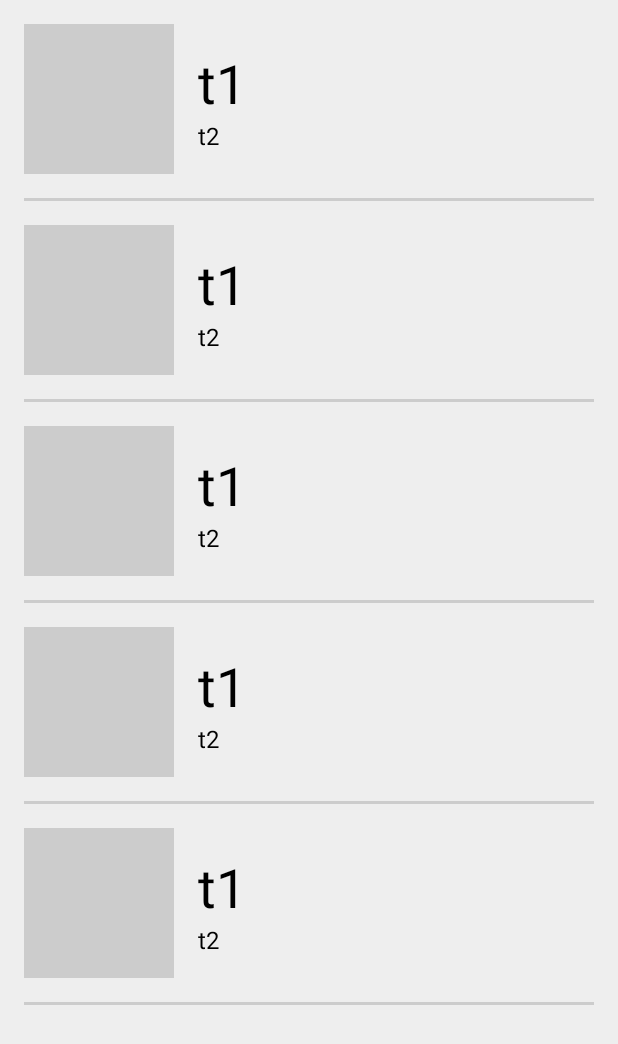
After one commit to JorgeLimaJr/DesignAppCourse, an Android app: the ListCityActivity screen opened directly, with no data from a screen before it, on a phone screen of 412 x 824 dp. The commit adds this screen. Shown: the top 1044 px of the screen. Run offline under Robolectric (Android 15) with nearby library versions, the phone set to English and light mode, and no system bars.

Commit message:
Adicionando nova activity no Manifest

```diff
--- a/M4_Development/AndroidStudio/appTravel/app/src/main/AndroidManifest.xml
+++ b/M4_Development/AndroidStudio/appTravel/app/src/main/AndroidManifest.xml
@@ -15,7 +15,8 @@
                 <category android:name="android.intent.category.LAUNCHER" />
             </intent-filter>
         </activity>
-        <activity android:name=".HomeMainActivity"></activity>
+        <activity android:name=".HomeMainActivity" />
+        <activity android:name=".ListCityActivity"></activity>
     </application>
 
 </manifest>
--- a/M4_Development/AndroidStudio/appTravel/app/src/main/java/com/travel/jorgelima/apptravel/HomeMainActivity.java
+++ b/M4_Development/AndroidStudio/appTravel/app/src/main/java/com/travel/jorgelima/apptravel/HomeMainActivity.java
@@ -1,8 +1,10 @@
 package com.travel.jorgelima.apptravel;
 
 import android.content.Context;
+import android.content.Intent;
 import android.os.Bundle;
 import android.support.v7.app.AppCompatActivity;
+import android.view.View;
 
 import uk.co.chrisjenx.calligraphy.CalligraphyContextWrapper;
 
@@ -25,4 +27,11 @@ public class HomeMainActivity extends AppCompatActivity {
         super.attachBaseContext(CalligraphyContextWrapper.wrap(newBase));
     }
 
+    public void openActivityListCity(View view) {
+
+        Intent intent = new Intent(this, ListCityActivity.class);
+
+        startActivity(intent);
+
+    }
 }
--- /dev/null
+++ b/M4_Development/AndroidStudio/appTravel/app/src/main/java/com/travel/jorgelima/apptravel/ListCityActivity.java
@@ -0,0 +1,13 @@
+package com.travel.jorgelima.apptravel;
+
+import android.support.v7.app.AppCompatActivity;
+import android.os.Bundle;
+
+public class ListCityActivity extends AppCompatActivity {
+
+    @Override
+    protected void onCreate(Bundle savedInstanceState) {
+        super.onCreate(savedInstanceState);
+        setContentView(R.layout.activity_list_city);
+    }
+}
--- /dev/null
+++ b/M4_Development/AndroidStudio/appTravel/app/src/main/res/layout/activity_list_city.xml
@@ -0,0 +1,57 @@
+<?xml version="1.0" encoding="utf-8"?>
+<RelativeLayout xmlns:android="http://schemas.android.com/apk/res/android"
+    xmlns:tools="http://schemas.android.com/tools"
+    android:id="@+id/activity_list_city"
+    android:layout_width="match_parent"
+    android:layout_height="match_parent"
+    android:background="#eee"
+    tools:context="com.travel.jorgelima.apptravel.ListCityActivity">
+
+    <ListView
+        android:layout_width="match_parent"
+        android:layout_height="match_parent">
+
+    </ListView>
+
+    <ScrollView
+        android:layout_width="match_parent"
+        android:layout_height="match_parent">
+
+        <!--CAPA-->
+        <LinearLayout
+            android:layout_width="match_parent"
+            android:layout_height="wrap_content"
+            android:orientation="vertical">
+
+            <include layout="@layout/fragment_list_city"
+                android:id="@+id/my_toobar"
+                android:layout_height="wrap_content"
+                android:layout_width="match_parent"></include>
+
+            <include layout="@layout/fragment_list_city"
+                android:id="@+id/my_toobar"
+                android:layout_height="wrap_content"
+                android:layout_width="match_parent"></include>
+
+            <include layout="@layout/fragment_list_city"
+                android:id="@+id/my_toobar"
+                android:layout_height="wrap_content"
+                android:layout_width="match_parent"></include>
+
+            <include layout="@layout/fragment_list_city"
+                android:id="@+id/my_toobar"
+                android:layout_height="wrap_content"
+                android:layout_width="match_parent"></include>
+
+            <include layout="@layout/fragment_list_city"
+                android:id="@+id/my_toobar"
+                android:layout_height="wrap_content"
+                android:layout_width="match_parent"></include>
+
+        </LinearLayout>
+
+
+    </ScrollView>
+
+
+</RelativeLayout>
--- a/M4_Development/AndroidStudio/appTravel/app/src/main/res/layout/activity_main_home.xml
+++ b/M4_Development/AndroidStudio/appTravel/app/src/main/res/layout/activity_main_home.xml
@@ -51,6 +51,15 @@
                 android:textColor="#000"
                 android:textSize="24sp"
                 android:text="t2"/>
+
+            <Button
+                android:id="@+id/btn_city"
+                android:layout_width="match_parent"
+                android:layout_height="match_parent"
+                android:background="@android:color/transparent"
+                android:onClick="openActivityListCity"
+                />
+
         </RelativeLayout>
 
         <RelativeLayout
--- /dev/null
+++ b/M4_Development/AndroidStudio/appTravel/app/src/main/res/layout/fragment_list_city.xml
@@ -0,0 +1,53 @@
+<?xml version="1.0" encoding="utf-8"?>
+<LinearLayout xmlns:android="http://schemas.android.com/apk/res/android"
+    android:orientation="vertical" android:layout_width="match_parent"
+    android:layout_height="wrap_content">
+
+    <LinearLayout
+        android:layout_width="match_parent"
+        android:layout_height="wrap_content"
+        android:orientation="horizontal"
+        android:padding="16dp"
+        android:background="#eee">
+
+        <ImageView
+            android:layout_width="100dp"
+            android:layout_height="100dp"
+            android:background="#ccc"/>
+
+        <LinearLayout
+            android:layout_width="match_parent"
+            android:layout_height="wrap_content"
+            android:layout_gravity="center_vertical"
+            android:paddingLeft="16dp"
+            android:orientation="vertical">
+
+            <TextView
+                android:layout_width="match_parent"
+                android:layout_height="wrap_content"
+                android:layout_gravity="center"
+                android:textColor="#000"
+                android:textSize="36dp"
+                android:text="t1" />
+
+            <TextView
+                android:layout_width="match_parent"
+                android:layout_height="wrap_content"
+                android:layout_gravity="center"
+                android:textColor="#000"
+                android:textSize="16dp"
+                android:text="t2" />
+
+        </LinearLayout>
+
+
+    </LinearLayout>
+
+    <LinearLayout
+        android:layout_width="match_parent"
+        android:layout_height="2dp"
+        android:layout_marginStart="16dp"
+        android:layout_marginEnd="16dp"
+        android:background="#ccc"></LinearLayout>
+
+</LinearLayout>
```
